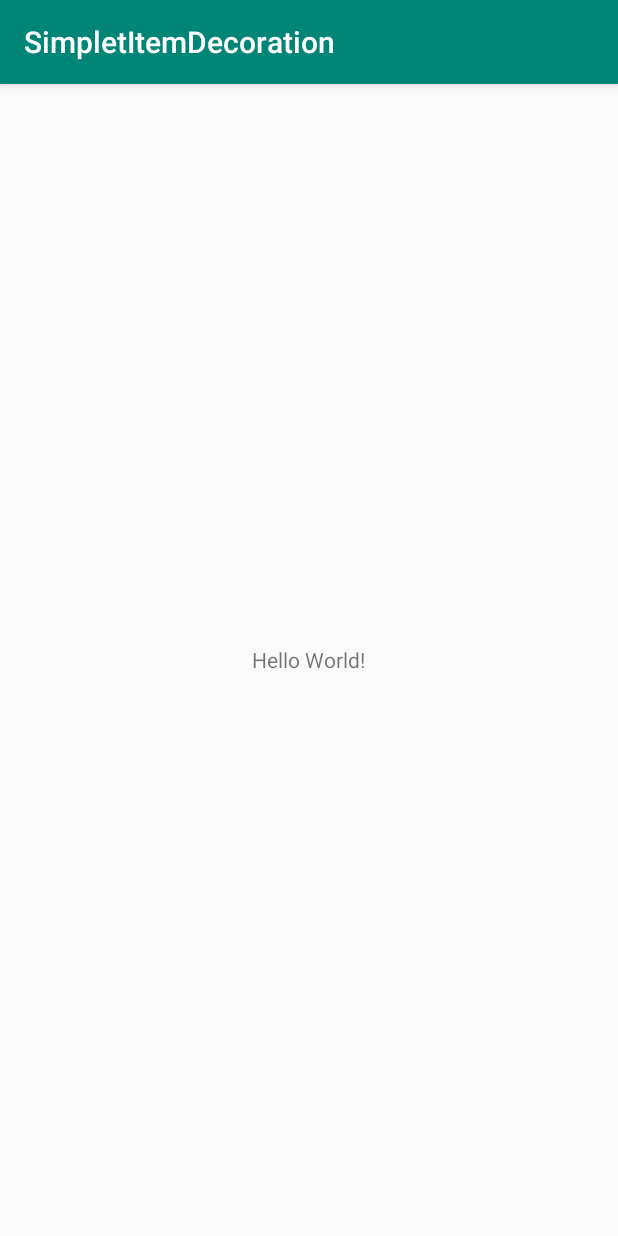
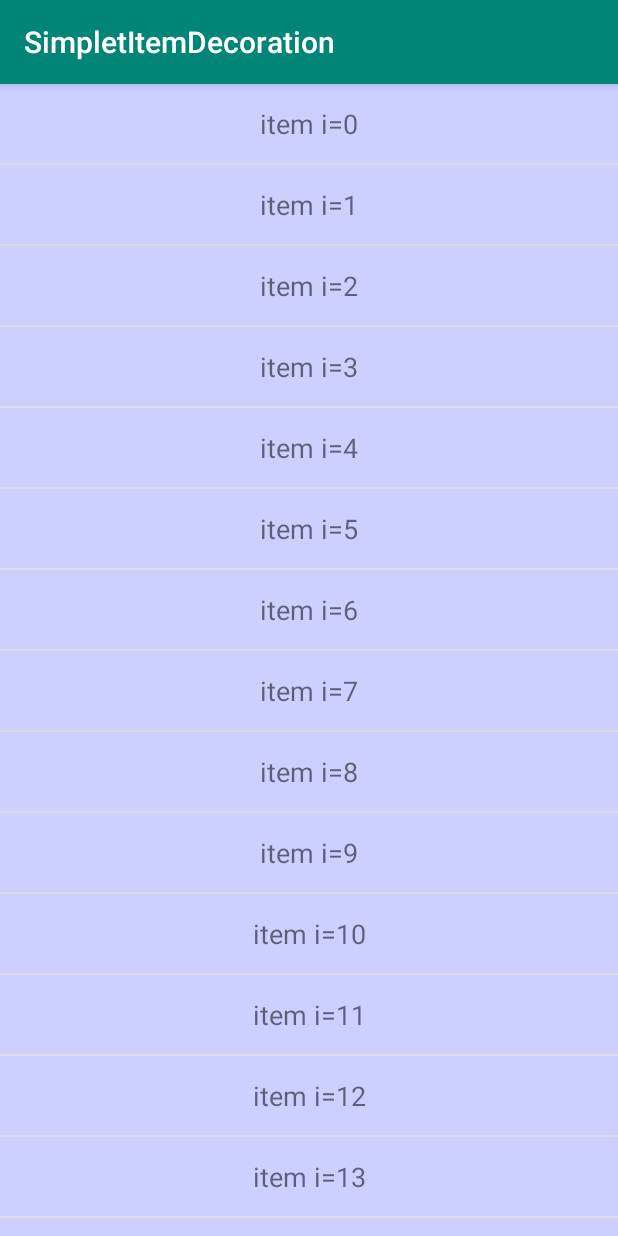
Before and after one commit to JunhuaLin/SimpleItemDecoration, an Android app: the screen it shows after launch (MainActivity), on a phone screen of 412 x 824 dp. Run offline under Robolectric (Android 15) with nearby library versions, the phone set to English and light mode, and no system bars.

Commit message:
feat(app):添加demo

```diff
--- /dev/null
+++ b/app/src/main/java/cn/junhua/simpletitemdecoration/ItemAdapter.kt
@@ -0,0 +1,43 @@
+package cn.junhua.simpletitemdecoration
+
+import android.support.v7.widget.RecyclerView
+import android.view.LayoutInflater
+import android.view.View
+import android.view.ViewGroup
+import android.widget.TextView
+
+/**
+ * 条目适配器
+ * Created by junhualin on 2019/11/11.
+ */
+class ItemAdapter() : RecyclerView.Adapter<ItemViewHolder>() {
+
+    var dataList = mutableListOf<String>()
+        set
+
+
+    override fun onCreateViewHolder(parent: ViewGroup, viewType: Int): ItemViewHolder {
+        val itemView = LayoutInflater.from(parent.context)
+            .inflate(R.layout.item_layout, parent, false)
+        return ItemViewHolder(itemView)
+    }
+
+    override fun getItemCount(): Int = dataList.size
+
+    override fun onBindViewHolder(viewHolder: ItemViewHolder, position: Int) =
+        viewHolder.bindData(dataList[position], position)
+}
+
+class ItemViewHolder(itemView: View) : RecyclerView.ViewHolder(itemView) {
+
+    private var tv_hint: TextView
+
+    init {
+        tv_hint = itemView.findViewById(R.id.tv_hint)
+    }
+
+    fun bindData(data: String, position: Int) {
+        tv_hint.text = "$data"
+    }
+
+}
--- a/app/src/main/java/cn/junhua/simpletitemdecoration/MainActivity.kt
+++ b/app/src/main/java/cn/junhua/simpletitemdecoration/MainActivity.kt
@@ -2,17 +2,41 @@ package cn.junhua.simpletitemdecoration
 
 import android.os.Bundle
 import android.support.v7.app.AppCompatActivity
+import android.support.v7.widget.LinearLayoutManager
+import android.support.v7.widget.RecyclerView
 import cn.junhua.android.decoration.SimpleItemDecoration
 
 class MainActivity : AppCompatActivity() {
+
+    private lateinit var rv_content: RecyclerView
 
     override fun onCreate(savedInstanceState: Bundle?) {
         super.onCreate(savedInstanceState)
         setContentView(R.layout.activity_main)
 
+        val orientation = LinearLayoutManager.VERTICAL
+
+        rv_content = findViewById(R.id.rv_content)
+        rv_content.layoutManager = LinearLayoutManager(this, orientation, false)
+
+        val adapter = ItemAdapter()
+        adapter.dataList = genDataList()
+
+        rv_content.adapter = adapter
 
         val simpleItemDecoration = SimpleItemDecoration
-            .create(this, SimpleItemDecoration.VERTICAL)
+            .create(this, orientation)
             .setSkipLast()
+
+        rv_content.addItemDecoration(simpleItemDecoration)
     }
+
+    fun genDataList(): MutableList<String> {
+        val dataList = mutableListOf<String>()
+        for (i in 0 until 50) {
+            dataList.add("item i=$i")
+        }
+        return dataList
+    }
+
 }
--- a/app/src/main/res/layout/activity_main.xml
+++ b/app/src/main/res/layout/activity_main.xml
@@ -1,15 +1,5 @@
 <?xml version="1.0" encoding="utf-8"?>
-<FrameLayout xmlns:android="http://schemas.android.com/apk/res/android"
-    xmlns:tools="http://schemas.android.com/tools"
+<android.support.v7.widget.RecyclerView xmlns:android="http://schemas.android.com/apk/res/android"
+    android:id="@+id/rv_content"
     android:layout_width="match_parent"
-    android:layout_height="match_parent"
-    android:orientation="vertical"
-    tools:context=".MainActivity">
-
-    <TextView
-        android:layout_width="wrap_content"
-        android:layout_height="wrap_content"
-        android:layout_gravity="center"
-        android:text="Hello World!" />
-
-</FrameLayout>
+    android:layout_height="match_parent" />
--- /dev/null
+++ b/app/src/main/res/layout/item_layout.xml
@@ -0,0 +1,18 @@
+<?xml version="1.0" encoding="utf-8"?>
+<LinearLayout xmlns:android="http://schemas.android.com/apk/res/android"
+    xmlns:tools="http://schemas.android.com/tools"
+    android:layout_width="match_parent"
+    android:layout_height="wrap_content"
+    android:orientation="vertical">
+
+    <TextView
+        android:id="@+id/tv_hint"
+        android:layout_width="match_parent"
+        android:layout_height="wrap_content"
+        android:background="#cccfff"
+        android:gravity="center"
+        android:padding="14dp"
+        android:textSize="18sp"
+        tools:text="test" />
+
+</LinearLayout>
--- a/library/src/main/java/cn/junhua/android/decoration/SimpleItemDecoration.kt
+++ b/library/src/main/java/cn/junhua/android/decoration/SimpleItemDecoration.kt
@@ -1,9 +1,11 @@
 package cn.junhua.android.decoration
 
+import android.content.ContentValues.TAG
 import android.content.Context
 import android.graphics.Canvas
 import android.graphics.Rect
 import android.graphics.drawable.Drawable
+import android.support.v7.widget.LinearLayoutManager
 import android.support.v7.widget.RecyclerView
 import android.util.Log
 import android.view.View
@@ -19,14 +21,21 @@ import kotlin.math.roundToInt
  */
 class SimpleItemDecoration private constructor(context: Context, orientation: Int) :
     RecyclerView.ItemDecoration() {
-
+    //region callback
+    /**
+     * 分割线是否跳过绘制回调
+     */
     interface SkipCallback {
         fun skip(viewPos: Int, itemCount: Int): Boolean
     }
 
+    //endregion callback
+
+    //region companion
+
     companion object {
-        const val HORIZONTAL = LinearLayout.HORIZONTAL
-        const val VERTICAL = LinearLayout.VERTICAL
+        const val HORIZONTAL = LinearLayoutManager.HORIZONTAL
+        const val VERTICAL = LinearLayoutManager.VERTICAL
 
         private const val TAG = "SimpleItemDecoration"
         private val ATTRS = intArrayOf(android.R.attr.listDivider)
@@ -38,6 +47,9 @@ class SimpleItemDecoration private constructor(context: Context, orientation: In
             SimpleItemDecoration(context, orientation)
 
     }
+    //endregion filed
+
+    //region filed
 
     private var mDivider: Drawable? = null
 
@@ -55,6 +67,10 @@ class SimpleItemDecoration private constructor(context: Context, orientation: In
 
     private var mSkipCallback: SkipCallback? = null
 
+    //endregion filed
+
+    //region init
+
     init {
         val a = context.obtainStyledAttributes(ATTRS)
         mDivider = a.getDrawable(0)
@@ -68,9 +84,12 @@ class SimpleItemDecoration private constructor(context: Context, orientation: In
 
         setOrientation(orientation)
     }
+    //endregion init
+
+    //region api
 
     /**
-     * 是否需要绘制
+     * 是否通过移动item间距产生分割线
      */
     fun setIsItemOffsets(isItemOffsets: Boolean): SimpleItemDecoration {
         this.isItemOffsets = isItemOffsets
@@ -168,6 +187,10 @@ class SimpleItemDecoration private constructor(context: Context, orientation: In
         }
         mDivider = drawable
     }
+
+    //endregion api
+
+    //region private
 
     override fun onDrawOver(c: Canvas, parent: RecyclerView, state: RecyclerView.State) {
         if (isItemOffsets) return
@@ -303,5 +326,5 @@ class SimpleItemDecoration private constructor(context: Context, orientation: In
 
     private fun getItemCount(parent: RecyclerView) = parent.adapter?.itemCount ?: 0
 
-
+    //endregion private
 }
```
